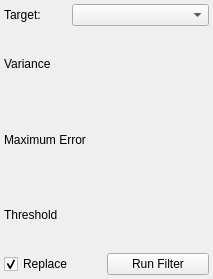
This is Interface/ToolInterface/CannyEdgeDetectionFilterInterface.ui in jessdtate/Seg3D as Qt 5 draws it before an edit. The edited form follows.
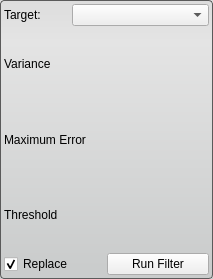
This is the edited form.

Commit message: updates to all tool interfaces

What changed in the file:
```diff
--- a/Interface/ToolInterface/CannyEdgeDetectionFilterInterface.ui
+++ b/Interface/ToolInterface/CannyEdgeDetectionFilterInterface.ui
@@ -37,6 +37,13 @@
   <property name="windowTitle">
    <string>Canny Edge Detection Filter</string>
   </property>
+  <property name="styleSheet">
+   <string notr="true">QWidget#CannyEdgeDetectionFilterInterface{
+	border-radius: 4px;
+	border: 1px solid rgb(90, 90, 90);
+	background-color: qlineargradient(spread:pad, x1:0.5, y1:0, x2:0.5, y2:0.960227, stop:0 rgba(221, 221, 221, 255), stop:0.155779 rgba(228, 228, 228, 255), stop:1 rgba(202, 204, 204, 255));      
+}</string>
+  </property>
   <layout class="QVBoxLayout" name="verticalLayout">
    <property name="spacing">
     <number>0</number>
```
The commit also changes 26 other files.
